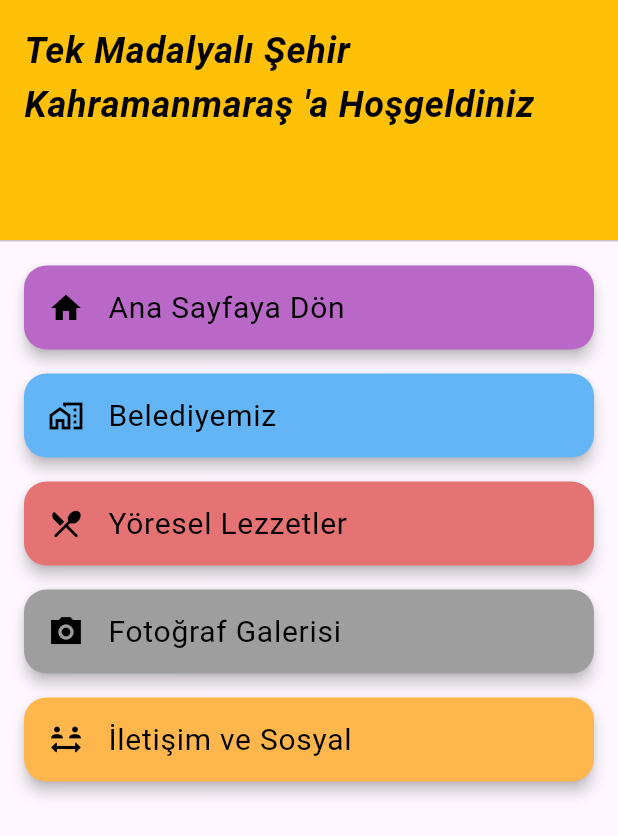
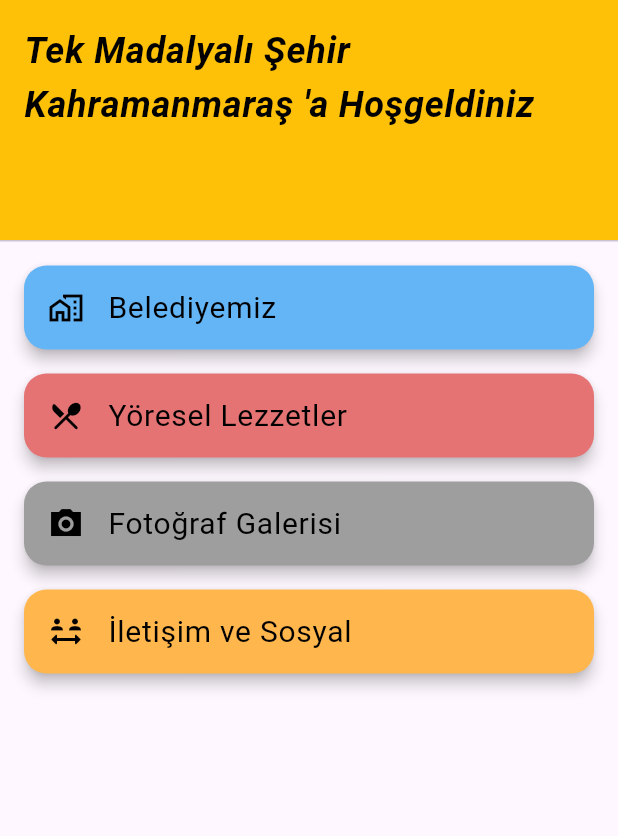
Before and after one commit to Pusatthsyn/city_app, a Flutter app: the DrawerContent widget shown alone on an empty page, opened directly, on a phone screen of 412 x 824 dp. Shown: the top 836 px of the screen. Run offline on Flutter 3.47's test engine with Material 3 defaults, Android fonts, the light colour scheme and no system bars; our stand-ins replace carousel_slider, location; missing offline and left inert: map_launcher; network calls fail; Roboto replaces fonts that are missing (Poppins).

Commit message:
Planlanan güncellemler yapıldı

```diff
--- a/lib/more_menu/drawer_content.dart
+++ b/lib/more_menu/drawer_content.dart
@@ -2,7 +2,6 @@ import 'package:city_app/more_menu/contact_social_page.dart';
 import 'package:city_app/more_menu/food_page.dart';
 import 'package:city_app/more_menu/image_gallery_page.dart';
 import 'package:city_app/more_menu/municipality_page.dart';
-import 'package:city_app/screens/home_screen.dart';
 import 'package:flutter/material.dart';
 import 'package:url_launcher/url_launcher.dart';
 
@@ -61,14 +60,6 @@ class DrawerContent extends StatelessWidget {
         ),
         _buildListItem(
           context,
-          Icons.home,
-          'Ana Sayfaya Dön',
-          HomePage(),
-          Colors.purple.shade300,
-          null,
-        ),
-        _buildListItem(
-          context,
           Icons.home_work_outlined,
           'Belediyemiz',
           const MunicipalityPage(),
--- a/lib/screens/login_screen.dart
+++ b/lib/screens/login_screen.dart
@@ -4,7 +4,7 @@ import 'package:flutter/material.dart';
 class LoginPage extends StatelessWidget {
   const LoginPage({super.key});
 
-  final String _welcome = "MADALYALI ŞEHRE HOŞGELDİNİZ";
+  final String _welcome = "MADALYALI ŞEHİR";
   final String _buttonText = 'HADİ BAŞLA';
 
   @override
@@ -74,8 +74,8 @@ class ProjectStyle {
       fontStyle: FontStyle.italic,
       letterSpacing: 8,
       color: Colors.white,
-      fontSize: 36,
-      fontWeight: FontWeight.bold);
+      fontSize: 46,
+      fontWeight: FontWeight.w900);
 }
 
 class ButtonHeights {
```
